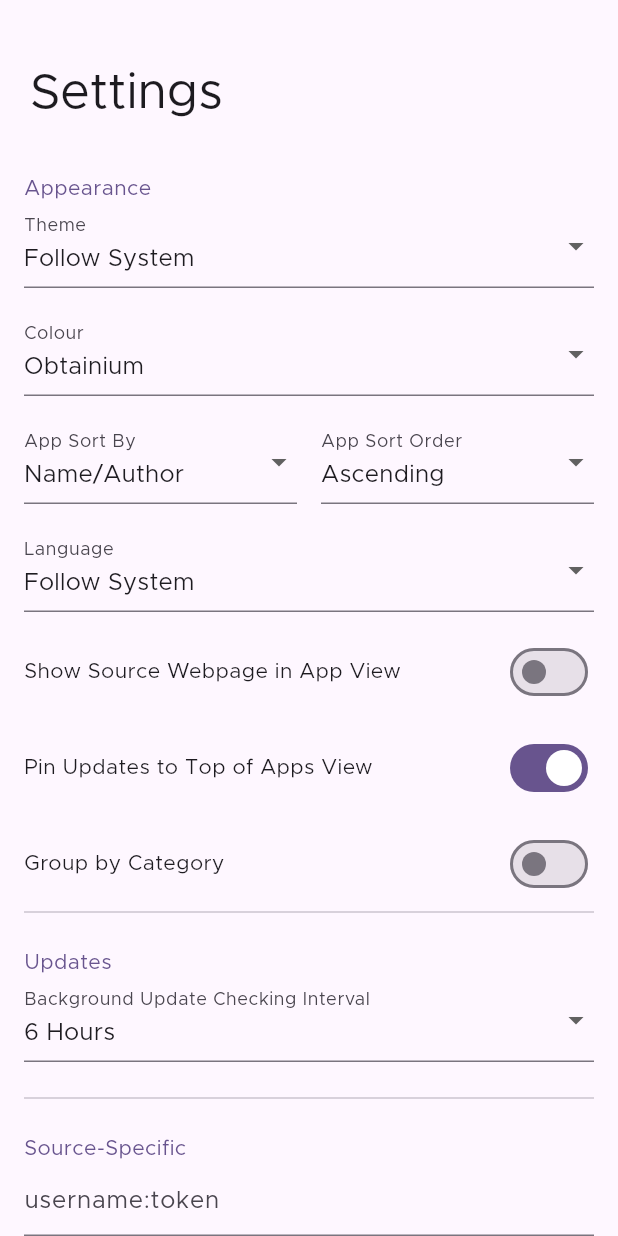
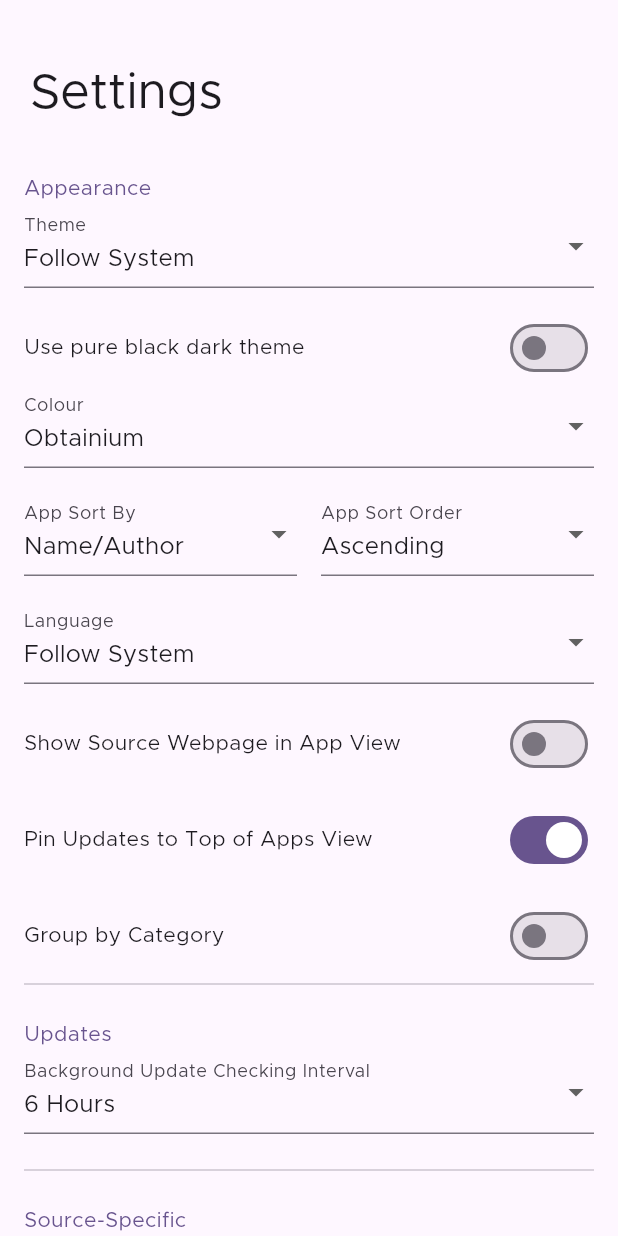
Before and after one commit to ImranR98/Obtainium, a Flutter app: the SettingsPage screen opened directly, on a phone screen of 412 x 824 dp. Run offline on Flutter 3.47's test engine with Material 2 defaults, Android fonts, the phone set to English and light mode, and no system bars; drawn by our look-alikes of dynamic_color; our stand-ins replace device_info_plus, easy_localization, file_picker, flutter_local_notifications, flutter_markdown, fluttertoast and 5 more; missing offline and left inert: android_alarm_manager_plus, android_intent_plus, flutter_fgbg, install_plugin_v2, installed_apps, markdown and 1 more; accounts and stored records are empty.

Commit message:
Add an amoled black theme

```diff
--- a/assets/translations/de.json
+++ b/assets/translations/de.json
@@ -122,6 +122,7 @@
     "followSystem": "System folgen",
     "obtainium": "Obtainium",
     "materialYou": "Material You",
+    "useBlackTheme": "Use pure black dark theme",
     "appSortBy": "App sortieren nach",
     "authorName": "Autor/Name",
     "nameAuthor": "Name/Autor",
--- a/assets/translations/en.json
+++ b/assets/translations/en.json
@@ -122,6 +122,7 @@
     "followSystem": "Follow System",
     "obtainium": "Obtainium",
     "materialYou": "Material You",
+    "useBlackTheme": "Use pure black dark theme",
     "appSortBy": "App Sort By",
     "authorName": "Author/Name",
     "nameAuthor": "Name/Author",
--- a/assets/translations/fa.json
+++ b/assets/translations/fa.json
@@ -122,6 +122,7 @@
     "followSystem": "هماهنگ با سیستم",
     "obtainium": "Obtainium",
     "materialYou": "Material You",
+    "useBlackTheme": "Use pure black dark theme",
     "appSortBy": "مرتب سازی برنامه بر اساس",
     "authorName": "سازنده/اسم",
     "nameAuthor": "اسم/سازنده",
--- a/assets/translations/fr.json
+++ b/assets/translations/fr.json
@@ -122,6 +122,7 @@
     "followSystem": "Suivre le système",
     "obtainium": "Obtainium",
     "materialYou": "Material You",
+    "useBlackTheme": "Use pure black dark theme",
     "appSortBy": "Applications triées par",
     "authorName": "Auteur/Nom",
     "nameAuthor": "Nom/Auteur",
--- a/assets/translations/hu.json
+++ b/assets/translations/hu.json
@@ -122,6 +122,7 @@
     "followSystem": "Rendszer szerint",
     "obtainium": "Obtainium",
     "materialYou": "Material You",
+    "useBlackTheme": "Use pure black dark theme",
     "appSortBy": "App rendezés...",
     "authorName": "Szerző/Név",
     "nameAuthor": "Név/Szerző",
--- a/assets/translations/it.json
+++ b/assets/translations/it.json
@@ -122,6 +122,7 @@
     "followSystem": "Segui sistema",
     "obtainium": "Obtainium",
     "materialYou": "Material You",
+    "useBlackTheme": "Use pure black dark theme",
     "appSortBy": "App ordinate per",
     "authorName": "Autore/Nome",
     "nameAuthor": "Nome/Autore",
--- a/assets/translations/ja.json
+++ b/assets/translations/ja.json
@@ -122,6 +122,7 @@
     "followSystem": "システムに従う",
     "obtainium": "Obtainium",
     "materialYou": "Material You",
+    "useBlackTheme": "Use pure black dark theme",
     "appSortBy": "アプリの並び方",
     "authorName": "作者名/アプリ名",
     "nameAuthor": "アプリ名/作者名",
--- a/assets/translations/zh.json
+++ b/assets/translations/zh.json
@@ -123,6 +123,7 @@
     "followSystem": "跟随系统",
     "obtainium": "Obtainium",
     "materialYou": "Material You",
+    "useBlackTheme": "Use pure black dark theme",
     "appSortBy": "排列方式",
     "authorName": "作者 / 名字",
     "nameAuthor": "名字 / 作者",
--- a/lib/main.dart
+++ b/lib/main.dart
@@ -263,6 +263,14 @@ class _ObtainiumState extends State<Obtainium> {
         darkColorScheme = ColorScheme.fromSeed(
             seedColor: defaultThemeColour, brightness: Brightness.dark);
       }
+
+      // set the background and surface colors to pure black in the amoled theme
+      if (settingsProvider.useBlackTheme) {
+        darkColorScheme = darkColorScheme
+            .copyWith(background: Colors.black, surface: Colors.black)
+            .harmonized();
+      }
+
       return MaterialApp(
           title: 'Obtainium',
           localizationsDelegates: context.localizationDelegates,
--- a/lib/pages/settings.dart
+++ b/lib/pages/settings.dart
@@ -224,6 +224,17 @@ class _SettingsPageState extends State<SettingsPage> {
                             ),
                             themeDropdown,
                             height16,
+                            Row(
+                              mainAxisAlignment: MainAxisAlignment.spaceBetween,
+                              children: [
+                                Text(tr('useBlackTheme')),
+                                Switch(
+                                    value: settingsProvider.useBlackTheme,
+                                    onChanged: (value) {
+                                      settingsProvider.useBlackTheme = value;
+                                    })
+                              ],
+                            ),
                             colourDropdown,
                             height16,
                             Row(
--- a/lib/providers/settings_provider.dart
+++ b/lib/providers/settings_provider.dart
@@ -61,6 +61,15 @@ class SettingsProvider with ChangeNotifier {
 
   set colour(ColourSettings t) {
     prefs?.setInt('colour', t.index);
+    notifyListeners();
+  }
+
+  bool get useBlackTheme {
+    return prefs?.getBool('useBlackTheme') ?? false;
+  }
+
+  set useBlackTheme(bool useBlackTheme) {
+    prefs?.setBool('useBlackTheme', useBlackTheme);
     notifyListeners();
   }
 
```
